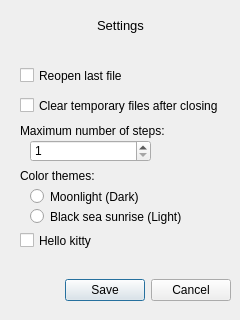
This is src/gui/settingswindow.ui in Kaifolog/TME as Qt 5 draws it before an edit. The edited form follows.
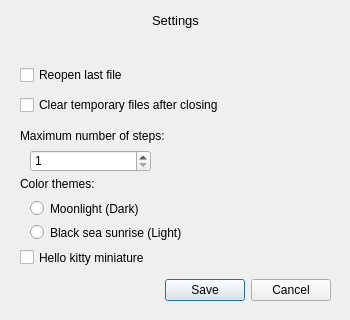
This is the edited form.

Commit message: fix: settings window layout

The edit to the form file:
```diff
--- a/src/gui/settingswindow.ui
+++ b/src/gui/settingswindow.ui
@@ -6,19 +6,19 @@
    <rect>
     <x>0</x>
     <y>0</y>
-    <width>240</width>
+    <width>350</width>
     <height>320</height>
    </rect>
   </property>
   <property name="minimumSize">
    <size>
-    <width>240</width>
+    <width>350</width>
     <height>320</height>
    </size>
   </property>
   <property name="maximumSize">
    <size>
-    <width>240</width>
+    <width>350</width>
     <height>320</height>
    </size>
   </property>
@@ -28,7 +28,7 @@
   <widget class="QDialogButtonBox" name="buttonBox">
    <property name="geometry">
     <rect>
-     <x>10</x>
+     <x>110</x>
      <y>270</y>
      <width>221</width>
      <height>41</height>
@@ -48,11 +48,17 @@
    <property name="geometry">
     <rect>
      <x>10</x>
-     <y>10</y>
-     <width>221</width>
-     <height>31</height>
+     <y>0</y>
+     <width>331</width>
+     <height>41</height>
     </rect>
    </property>
+   <property name="minimumSize">
+    <size>
+     <width>331</width>
+     <height>0</height>
+    </size>
+   </property>
    <property name="font">
     <font>
      <pointsize>10</pointsize>
@@ -70,10 +76,16 @@
     <rect>
      <x>20</x>
      <y>60</y>
-     <width>201</width>
-     <height>31</height>
+     <width>300</width>
+     <height>30</height>
     </rect>
    </property>
+   <property name="minimumSize">
+    <size>
+     <width>300</width>
+     <height>0</height>
+    </size>
+   </property>
    <property name="text">
     <string>Reopen last file</string>
    </property>
@@ -82,11 +94,17 @@
    <property name="geometry">
     <rect>
      <x>10</x>
-     <y>30</y>
-     <width>221</width>
+     <y>40</y>
+     <width>331</width>
      <height>16</height>
     </rect>
    </property>
+   <property name="minimumSize">
+    <size>
+     <width>331</width>
+     <height>0</height>
+    </size>
+   </property>
    <property name="text">
     <string/>
    </property>
@@ -99,10 +117,22 @@
     <rect>
      <x>20</x>
      <y>90</y>
-     <width>201</width>
-     <height>31</height>
+     <width>300</width>
+     <height>30</height>
     </rect>
    </property>
+   <property name="minimumSize">
+    <size>
+     <width>300</width>
+     <height>0</height>
+    </size>
+   </property>
+   <property name="maximumSize">
+    <size>
+     <width>201</width>
+     <height>16777215</height>
+    </size>
+   </property>
    <property name="text">
     <string>Clear temporary files after closing</string>
    </property>
@@ -111,11 +141,17 @@
    <property name="geometry">
     <rect>
      <x>30</x>
-     <y>140</y>
+     <y>150</y>
      <width>121</width>
      <height>22</height>
     </rect>
    </property>
+   <property name="minimumSize">
+    <size>
+     <width>121</width>
+     <height>0</height>
+    </size>
+   </property>
    <property name="toolTip">
     <string notr="true"/>
    </property>
@@ -131,10 +167,16 @@
     <rect>
      <x>20</x>
      <y>120</y>
-     <width>201</width>
-     <height>21</height>
+     <width>300</width>
+     <height>31</height>
     </rect>
    </property>
+   <property name="minimumSize">
+    <size>
+     <width>300</width>
+     <height>0</height>
+    </size>
+   </property>
    <property name="text">
     <string>Maximum number of steps:</string>
    </property>
@@ -143,11 +185,17 @@
    <property name="geometry">
     <rect>
      <x>20</x>
-     <y>165</y>
-     <width>201</width>
-     <height>21</height>
+     <y>168</y>
+     <width>300</width>
+     <height>31</height>
     </rect>
    </property>
+   <property name="minimumSize">
+    <size>
+     <width>300</width>
+     <height>0</height>
+    </size>
+   </property>
    <property name="text">
     <string>Color themes:</string>
    </property>
@@ -156,11 +204,17 @@
    <property name="geometry">
     <rect>
      <x>30</x>
-     <y>186</y>
-     <width>181</width>
-     <height>21</height>
+     <y>196</y>
+     <width>300</width>
+     <height>25</height>
     </rect>
    </property>
+   <property name="minimumSize">
+    <size>
+     <width>300</width>
+     <height>0</height>
+    </size>
+   </property>
    <property name="text">
     <string>Moonlight (Dark)</string>
    </property>
@@ -169,11 +223,17 @@
    <property name="geometry">
     <rect>
      <x>30</x>
-     <y>206</y>
-     <width>171</width>
-     <height>21</height>
+     <y>220</y>
+     <width>300</width>
+     <height>25</height>
     </rect>
    </property>
+   <property name="minimumSize">
+    <size>
+     <width>300</width>
+     <height>0</height>
+    </size>
+   </property>
    <property name="text">
     <string>Black sea sunrise (Light)</string>
    </property>
@@ -182,13 +242,19 @@
    <property name="geometry">
     <rect>
      <x>20</x>
-     <y>230</y>
-     <width>201</width>
-     <height>21</height>
+     <y>240</y>
+     <width>300</width>
+     <height>35</height>
     </rect>
    </property>
+   <property name="minimumSize">
+    <size>
+     <width>300</width>
+     <height>0</height>
+    </size>
+   </property>
    <property name="text">
-    <string>Hello kitty </string>
+    <string>Hello kitty miniature</string>
    </property>
   </widget>
  </widget>
```
